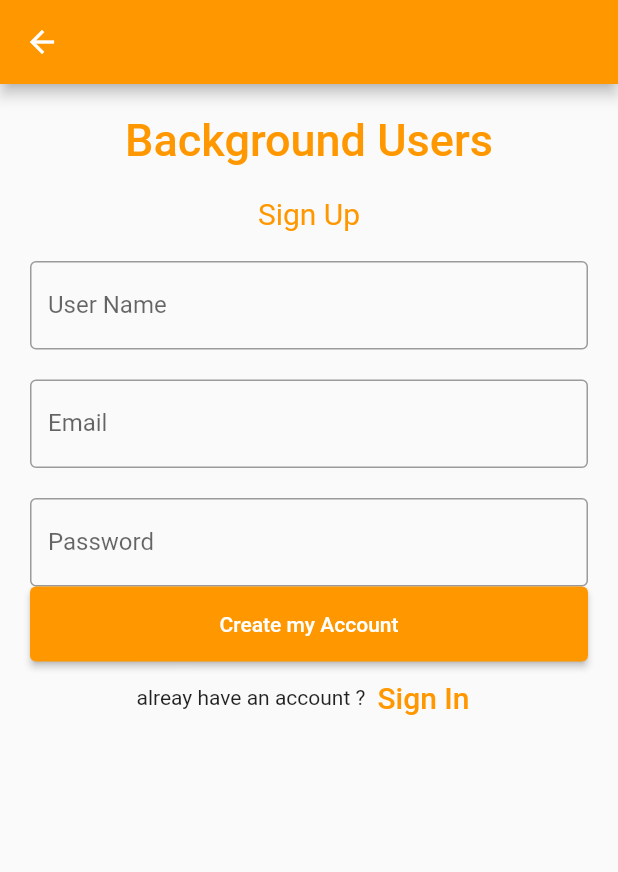
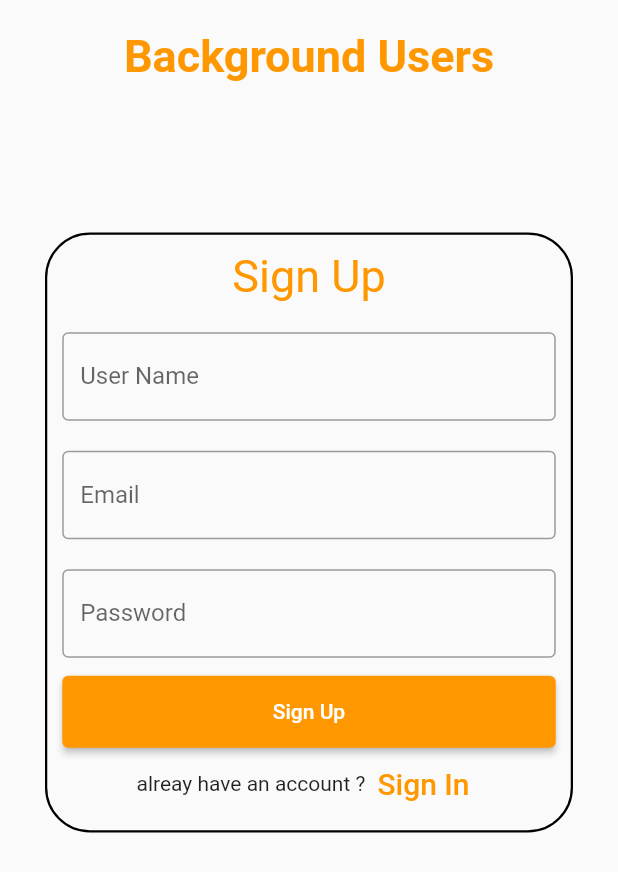
Before and after one commit to moh7dali/background_users, a Flutter app: the Sign_up screen opened directly, on a phone screen of 412 x 824 dp. Shown: the top 872 px of the screen. Run offline on Flutter 3.47's test engine with Material 2 defaults, Android fonts, the phone set to English and light mode, and no system bars; our stand-ins replace cloud_firestore, firebase_auth, firebase_core, google_fonts; accounts and stored records are empty; Roboto replaces fonts that are missing (Prata).

Commit message:
add Sign Up Style

```diff
--- a/lib/Screens/sign_up.dart
+++ b/lib/Screens/sign_up.dart
@@ -2,6 +2,7 @@ import 'package:background_users/Screens/sign_in.dart';
 import 'package:cloud_firestore/cloud_firestore.dart';
 import 'package:firebase_auth/firebase_auth.dart';
 import 'package:flutter/material.dart';
+import 'package:google_fonts/google_fonts.dart';
 
 class Sign_up extends StatefulWidget {
   const Sign_up({super.key});
@@ -18,9 +19,6 @@ class _Sign_upState extends State<Sign_up> {
   @override
   Widget build(BuildContext context) {
     return Scaffold(
-        appBar: AppBar(
-          backgroundColor: Colors.orange,
-        ),
         body: Padding(
             padding: const EdgeInsets.all(10),
             child: ListView(
@@ -28,19 +26,32 @@ class _Sign_upState extends State<Sign_up> {
                 Container(
                     alignment: Alignment.center,
                     padding: const EdgeInsets.all(10),
-                    child: const Text(
-                      'Background Users',
-                      style: TextStyle(
-                          color: Colors.orange,
-                          fontWeight: FontWeight.w500,
-                          fontSize: 30),
-                    )),
+                    child: Text('Background Users',
+                        style: GoogleFonts.prata(
+                            fontWeight: FontWeight.bold,
+                            fontSize: 30,
+                            color: Colors.orange))),
+                Padding(
+                  padding:
+                      const EdgeInsets.only(top: 90.0, right: 20, left: 20),
+                  child: Container(
+                    decoration: BoxDecoration(
+                      border: Border.all(width: 1.5),
+                      borderRadius: BorderRadius.all(Radius.circular(
+                              30.0) //                 <--- border radius here
+                          ),
+                    ),
+                    height: 400,
+                    width: 200,
+                    child: Column(
+                      children: [
                         Container(
                             alignment: Alignment.center,
                             padding: const EdgeInsets.all(10),
                             child: const Text(
                               'Sign Up',
-                      style: TextStyle(fontSize: 20, color: Colors.orange),
+                              style:
+                                  TextStyle(fontSize: 30, color: Colors.orange),
                             )),
                         Container(
                           padding: const EdgeInsets.all(10),
@@ -74,20 +85,24 @@ class _Sign_upState extends State<Sign_up> {
                           ),
                         ),
                         Container(
-                    height: 50,
-                    padding: const EdgeInsets.fromLTRB(10, 0, 10, 0),
+                            height: 60,
+                            width: double.infinity,
+                            padding: const EdgeInsets.fromLTRB(10, 12, 10, 0),
                             child: ElevatedButton(
-                      style: ElevatedButton.styleFrom(primary: Colors.orange),
+                              style: ElevatedButton.styleFrom(
+                                  primary: Colors.orange),
                               child: const Text(
-                        'Create my Account',
+                                'Sign Up',
                               ),
                               onPressed: () async {
                                 try {
-                          FirebaseAuth AuthObject = FirebaseAuth.instance;
+                                  FirebaseAuth AuthObject =
+                                      FirebaseAuth.instance;
 
-                          UserCredential mysignupcre =
-                              await AuthObject.createUserWithEmailAndPassword(
-                                  email: email.text, password: password.text);
+                                  UserCredential mysignupcre = await AuthObject
+                                      .createUserWithEmailAndPassword(
+                                          email: email.text,
+                                          password: password.text);
                                   us_id = mysignupcre.user!.uid;
 
                                   FirebaseFirestore.instance
@@ -106,7 +121,9 @@ class _Sign_upState extends State<Sign_up> {
                                   ));
                                 } catch (e) {
                                   ScaffoldMessenger.of(context).showSnackBar(
-                              SnackBar(content: Text("Sorry something wrong")));
+                                      SnackBar(
+                                          content:
+                                              Text("Sorry something wrong")));
                                 }
                               },
                             )),
@@ -116,7 +133,8 @@ class _Sign_upState extends State<Sign_up> {
                             TextButton(
                               child: const Text(
                                 'Sign In',
-                        style: TextStyle(fontSize: 20, color: Colors.orange),
+                                style: TextStyle(
+                                    fontSize: 20, color: Colors.orange),
                               ),
                               onPressed: () {
                                 Navigator.push(context, MaterialPageRoute(
@@ -130,6 +148,10 @@ class _Sign_upState extends State<Sign_up> {
                           mainAxisAlignment: MainAxisAlignment.center,
                         ),
                       ],
+                    ),
+                  ),
+                ),
+              ],
             )));
   }
 }
```
Lines whose indentation alone changed are shown as unchanged.
